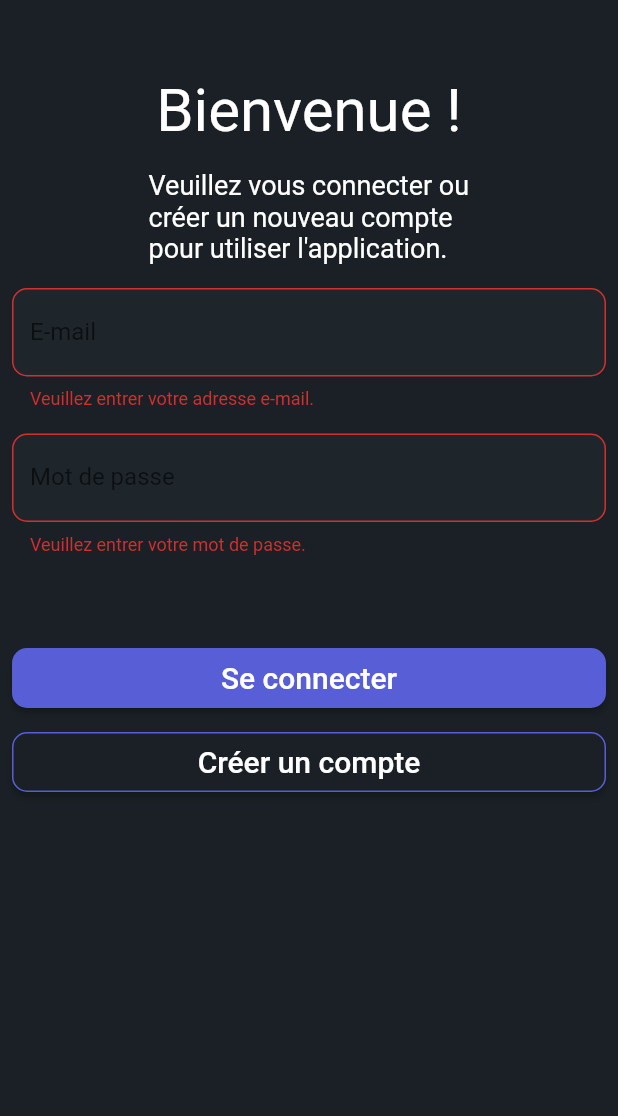
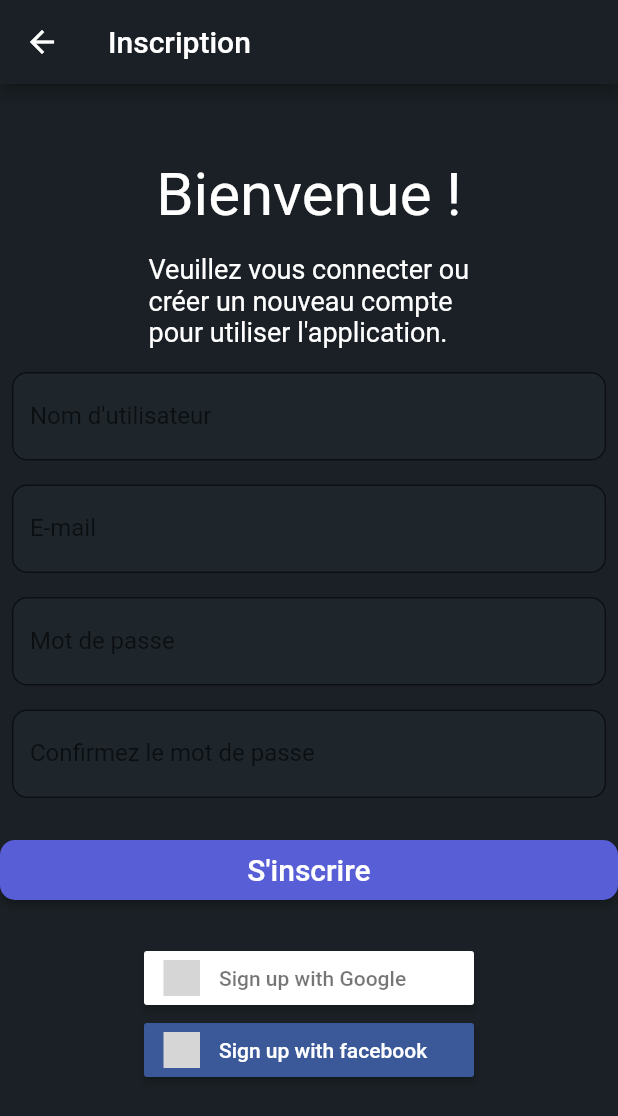
Before and after one commit to deathtaker85/MINI_STEAM, a Flutter app: the Connexion screen opened directly, after a tap on "Se connecter", after a tap on "Créer un compte", on a phone screen of 412 x 824 dp. Shown: the top 1116 px of the screen. Run offline on Flutter 3.47's test engine with Material 2 defaults, Android fonts, the light colour scheme and no system bars; our stand-ins replace carousel_slider, dio, flutter_html, flutter_signin_button, flutter_svg; network calls fail; grey boxes are pictures that could not be loaded.

```diff
--- a/mini_steam/lib/Connexion.dart
+++ b/mini_steam/lib/Connexion.dart
@@ -1,4 +1,6 @@
 import 'package:flutter/material.dart';
+import 'package:flutter_signin_button/flutter_signin_button.dart';
+import 'package:mini_steam/Inscription.dart';
 
 // class connexion extends StatefulWidget {
 //   @override
@@ -175,16 +177,6 @@ class _ConnexionState extends State<Connexion> {
     }
   }
 
-  void _handleSignUp() async {
-    if (_formKey.currentState!.validate()) {
-      // TODO: Implémenter la logique d'inscription
-      final email = _emailController.text.trim();
-      final password = _passwordController.text.trim();
-      print('email: $email');
-      print('password: $password');
-    }
-  }
-
   @override
   Widget build(BuildContext context) {
     return Scaffold(
@@ -275,7 +267,7 @@ class _ConnexionState extends State<Connexion> {
               ),
             ),
             Padding(
-              padding: const EdgeInsets.only(top:50,left: 8.0,right: 8.0),
+              padding: const EdgeInsets.only(top: 50, left: 8.0, right: 8.0),
               child: ElevatedButton(
                 style: ElevatedButton.styleFrom(
                   minimumSize: Size(180, 40),
@@ -286,8 +278,10 @@ class _ConnexionState extends State<Connexion> {
                   ),
                 ),
                 onPressed: _handleSignIn,
-                child: Text('Se connecter',style: TextStyle(
-                                    color: Colors.white, fontSize: 20),),
+                child: Text(
+                  'Se connecter',
+                  style: TextStyle(color: Colors.white, fontSize: 20),
+                ),
               ),
             ),
             Padding(
@@ -298,13 +292,49 @@ class _ConnexionState extends State<Connexion> {
                   primary: Color.fromARGB(255, 26, 32, 37),
                   onPrimary: Colors.white,
                   shape: RoundedRectangleBorder(
-                    side: BorderSide(color:Color.fromARGB(255, 88, 94, 214) ),
+                    side: BorderSide(color: Color.fromARGB(255, 88, 94, 214)),
                     borderRadius: BorderRadius.circular(10.0),
                   ),
                 ),
-                onPressed: _handleSignUp,
-                child: Text('Créer un compte',style: TextStyle(
-                                    color: Colors.white, fontSize: 20),),
+                onPressed: () => {
+                  Navigator.push(context,
+                      MaterialPageRoute<void>(builder: (BuildContext context) {
+                    return Scaffold(
+                      appBar: AppBar(
+                        title: Text('Inscription'),
+                        backgroundColor: Color.fromARGB(254, 26, 32, 37),
+                      ),
+                      body: Inscription(),
+                      backgroundColor: Color.fromARGB(254, 26, 32, 37),
+                    );
+                  }))
+                },
+                child: Text(
+                  'Créer un compte',
+                  style: TextStyle(color: Colors.white, fontSize: 20),
+                ),
+              ),
+            ),
+            Padding(
+              padding: EdgeInsets.all(8.0),
+              child: Row(
+                mainAxisAlignment: MainAxisAlignment.center,
+                children: [
+                 Column(
+                  children: [
+                     SignInButton(
+                    Buttons.Google,
+                    text: "Sign in with Google",
+                    onPressed: () {},
+                  ),
+                  SignInButton(
+                    Buttons.Facebook,
+                    text: "Sign in with facebook",
+                    onPressed: () {},
+                  )
+                  ],
+                 )
+                ],
               ),
             ),
           ],
--- /dev/null
+++ b/mini_steam/lib/Inscription.dart
@@ -0,0 +1,219 @@
+import 'package:flutter/material.dart';
+import 'package:flutter_signin_button/flutter_signin_button.dart';
+
+class Inscription extends StatefulWidget {
+  @override
+  _Inscription createState() => _Inscription();
+}
+
+class _Inscription extends State<Inscription> {
+  final _formKey = GlobalKey<FormState>();
+  final _emailController = TextEditingController();
+  final _passwordController = TextEditingController();
+  final _usernameController = TextEditingController();
+  final _confirmPasswordController = TextEditingController();
+
+  @override
+  void dispose() {
+    _emailController.dispose();
+    _passwordController.dispose();
+    _usernameController.dispose();
+    _confirmPasswordController.dispose();
+    super.dispose();
+  }
+
+  void _handleSignIn() async {
+    if (_formKey.currentState!.validate()) {
+      // TODO: Implémenter la logique de connexion
+      final email = _emailController.text.trim();
+      final password = _passwordController.text.trim();
+      final username = _usernameController.text.trim();
+      print('username: $username');
+      print('email: $email');
+      print('password: $password');
+    }
+  }
+
+  @override
+  Widget build(BuildContext context) {
+    return Scaffold(
+      backgroundColor: Color.fromARGB(255, 26, 32, 37),
+      body: Form(
+        key: _formKey,
+        child: ListView(
+          children: [
+            Container(
+              child: Column(
+                children: [
+                  Padding(
+                    padding: const EdgeInsets.only(top: 50.0, bottom: 8.0),
+                    child: Text(
+                      'Bienvenue !',
+                      style: TextStyle(
+                        color: Colors.white,
+                        fontSize: 40,
+                      ),
+                    ),
+                  ),
+                  Container(
+                    padding: const EdgeInsets.all(8.0),
+                    child: Text(
+                      "Veuillez vous connecter ou créer un nouveau compte pour utiliser l'application.",
+                      style: TextStyle(
+                        color: Colors.white,
+                        fontSize: 18,
+                      ),
+                    ),
+                    width: 230,
+                  )
+                ],
+              ),
+            ),
+            Padding(
+              padding: const EdgeInsets.all(8.0),
+              child: TextFormField(
+                style: TextStyle(color: Colors.white),
+                textAlign: TextAlign.left,
+                controller: _usernameController,
+                decoration: InputDecoration(
+                  hintText: 'Entrez votre nom d\'utilisateur',
+                  filled: true,
+                  fillColor: Color.fromARGB(255, 30, 38, 44),
+                  labelText: 'Nom d\'utilisateur',
+                  border: OutlineInputBorder(
+                    borderRadius: BorderRadius.all(Radius.circular(10.0)),
+                  ),
+                ),
+                validator: (value) {
+                  if (value!.isEmpty) {
+                    return 'Veuillez entrer votre nom d\'utilisateur.';
+                  }
+                  return null;
+                },
+              ),
+            ),
+            Padding(
+              padding: const EdgeInsets.all(8.0),
+              child: TextFormField(
+                style: TextStyle(color: Colors.white),
+                textAlign: TextAlign.left,
+                controller: _emailController,
+                decoration: InputDecoration(
+                  hintText: 'Entrez votre adresse e-mail',
+                  filled: true,
+                  fillColor: Color.fromARGB(255, 30, 38, 44),
+                  labelText: 'E-mail',
+                  border: OutlineInputBorder(
+                    borderRadius: BorderRadius.all(Radius.circular(10.0)),
+                  ),
+                ),
+                validator: (value) {
+                  if (value!.isEmpty) {
+                    return 'Veuillez entrer votre adresse e-mail.';
+                  }if (!RegExp(r'^[\w-\.]+@([\w-]+\.)+[\w-]{2,4}$').hasMatch(value)) {
+                    return 'Veuillez entrer une adresse e-mail valide.';
+                  }
+                  return null;
+                },
+              ),
+            ),
+            Padding(
+              padding: const EdgeInsets.all(8.0),
+              child: TextFormField(
+                style: TextStyle(color: Colors.white),
+                textAlign: TextAlign.left,
+                controller: _passwordController,
+                obscureText: true,
+                decoration: InputDecoration(
+                  hintText: 'Entrez votre mot de passe',
+                  filled: true,
+                  fillColor: Color.fromARGB(255, 30, 38, 44),
+                  labelText: 'Mot de passe',
+                  border: OutlineInputBorder(
+                    borderRadius: BorderRadius.all(Radius.circular(10.0)),
+                  ),
+                ),
+                validator: (value) {
+                  if (value!.isEmpty) {
+                    return 'Veuillez entrer votre mot de passe.';
+                  }
+                  if (value.length < 6) {
+                    return 'Le mot de passe doit contenir au moins 6 caractères.';
+                  }
+                  return null;
+                },
+              ),
+            ),
+            Padding(
+              padding: const EdgeInsets.all(8.0),
+              child: TextFormField(
+                style: TextStyle(color: Colors.white),
+                textAlign: TextAlign.left,
+                controller: _confirmPasswordController,
+                obscureText: true,
+                decoration: InputDecoration(
+                  hintText: 'Confirmez votre mot de passe',
+                  filled: true,
+                  fillColor: Color.fromARGB(255, 30, 38, 44),
+                  labelText: 'Confirmez le mot de passe',
+                  border: OutlineInputBorder(
+                    borderRadius: BorderRadius.all(Radius.circular(10.0)),
+                  ),
+                ),
+                validator: (value) {
+                  if (value!.isEmpty) {
+                    return 'Veuillez confirmer votre mot de passe.';
+                  }
+                  if (value != _passwordController.text.trim()) {
+                    return 'Les mots de passe ne correspondent pas.';
+                  }
+                  return null;
+                },
+              ),
+            ),
+            Padding(
+              padding: const EdgeInsets.symmetric(vertical: 16.0),
+              child: ElevatedButton(
+                style: ElevatedButton.styleFrom(
+                  minimumSize: Size(180, 40),
+                  primary: Color.fromARGB(255, 88, 94, 214),
+                  onPrimary: Colors.white,
+                  shape: RoundedRectangleBorder(
+                    borderRadius: BorderRadius.circular(10.0),
+                  ),
+                ),
+                onPressed: _handleSignIn,
+                child: Text(
+                  "S'inscrire",
+                  style: TextStyle(color: Colors.white, fontSize: 20),
+                ),
+              ),
+            ),
+            Padding(
+              padding: EdgeInsets.all(8.0),
+              child: Row(
+                mainAxisAlignment: MainAxisAlignment.center,
+                children: [
+                 Column(
+                  children: [
+                     SignInButton(
+                    Buttons.Google,
+                    text: "Sign up with Google",
+                    onPressed: () {},
+                  ),
+                  SignInButton(
+                    Buttons.Facebook,
+                    text: "Sign up with facebook",
+                    onPressed: () {},
+                  )
+                  ],
+                 )
+                ],
+              ),
+            ),
+          ],
+        ),
+      ),
+    );
+  }
+}
--- a/mini_steam/pubspec.yaml
+++ b/mini_steam/pubspec.yaml
@@ -28,6 +28,7 @@ environment:
 # the latest version available on pub.dev. To see which dependencies have newer
 # versions available, run `flutter pub outdated`.
 dependencies:
+  flutter_signin_button: ^2.0.0
   uuid: ^3.0.5
   carousel_slider: ^4.2.1
   dio: ^5.0.1
```
Also changed, not shown: mini_steam/lib/test.dart (+35 -13 lines), mini_steam/pubspec.lock, 1 other file.
